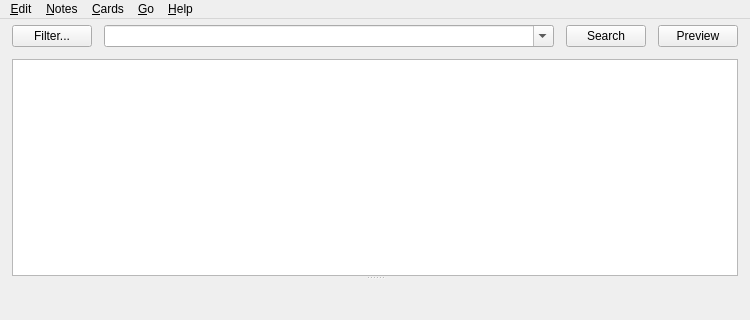
Old version of the form designer/browser.ui in the repository the8thbit/anki; both pictures show x 0 to 750 and y 0 to 320 of the 750 by 493 pixel window.
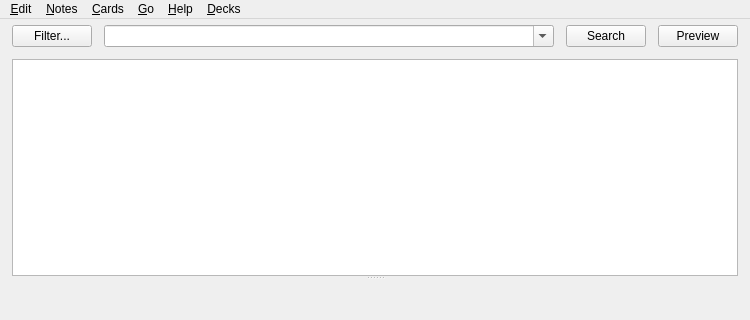
New version of the form. Icons and pictures are not drawn.

```diff
--- a/designer/browser.ui
+++ b/designer/browser.ui
@@ -236,7 +236,7 @@
      <x>0</x>
      <y>0</y>
      <width>750</width>
-     <height>22</height>
+     <height>20</height>
     </rect>
    </property>
    <widget class="QMenu" name="menuEdit">
@@ -315,12 +315,21 @@
     <addaction name="actionManage_Note_Types"/>
     <addaction name="separator"/>
     <addaction name="actionDelete"/>
+    <addaction name="separator"/>
+   </widget>
+   <widget class="QMenu" name="menuDecks">
+    <property name="title">
+     <string>&amp;Decks</string>
+    </property>
+    <addaction name="addPrefix"/>
+    <addaction name="removePrefix"/>
    </widget>
    <addaction name="menuEdit"/>
    <addaction name="menu_Notes"/>
    <addaction name="menu_Cards"/>
    <addaction name="menuJump"/>
    <addaction name="menu_Help"/>
+   <addaction name="menuDecks"/>
   </widget>
   <action name="actionReschedule">
    <property name="text">
```
Left out of the diff: 20 changed lines with no effect on the pictures.
